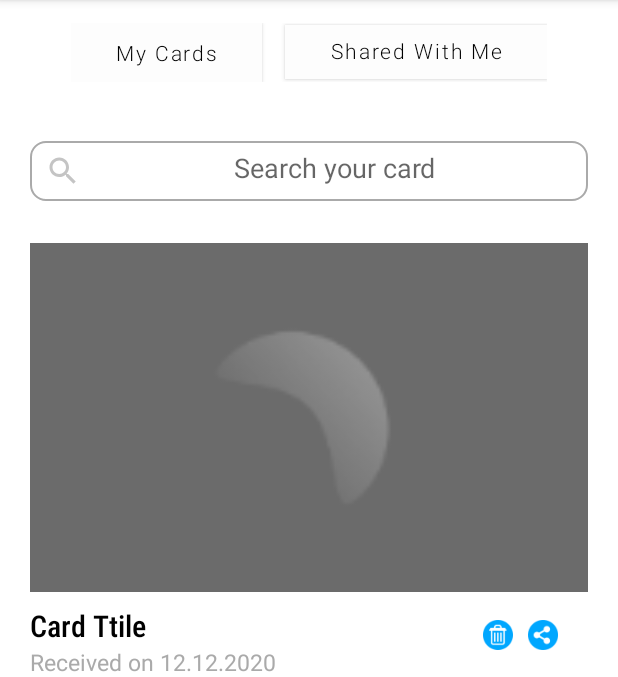
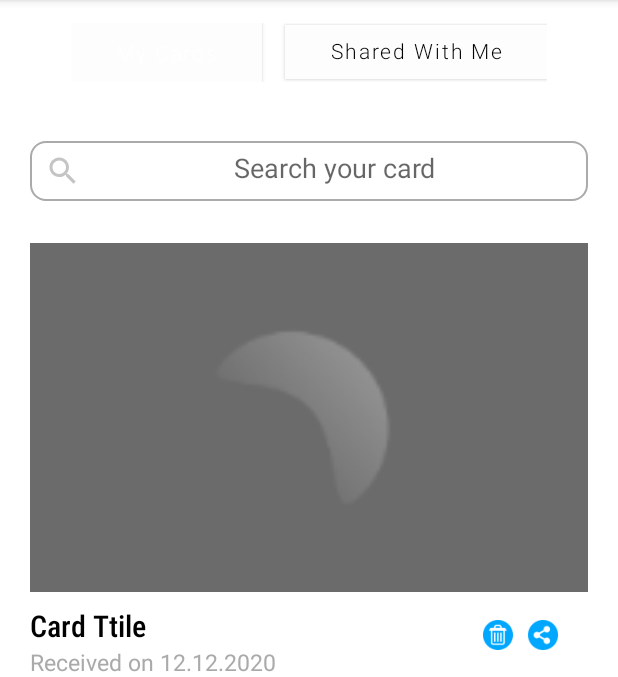
Before and after one commit to vkmbca29/Eviz, an Android app: the DashBoardActivity screen opened directly, with no data from a screen before it, after a tap on "My Cards", on a phone screen of 412 x 824 dp, the part 84-761 px from its top. Run offline under Robolectric (Android 15) with nearby library versions, the phone set to English and light mode, and no system bars.

Commit message:
dashboard changes

```diff
--- a/app/build.gradle
+++ b/app/build.gradle
@@ -38,13 +38,11 @@ android {
 dependencies {
     implementation fileTree(dir: "libs", include: ["*.jar"])
     implementation "org.jetbrains.kotlin:kotlin-stdlib:$kotlin_version"
-
-
-    //Android Support
+    implementation 'androidx.core:core-ktx:1.3.1'
     implementation 'androidx.appcompat:appcompat:1.1.0'
     implementation 'androidx.recyclerview:recyclerview:1.0.0'
     implementation 'androidx.constraintlayout:constraintlayout:1.1.3'
-    implementation 'com.google.android.material:material:1.0.0'
+    implementation 'com.google.android.material:material:1.1.0'
 
     //Data Binding
     implementation 'androidx.legacy:legacy-support-v4:1.0.0'
--- a/app/src/main/AndroidManifest.xml
+++ b/app/src/main/AndroidManifest.xml
@@ -17,10 +17,7 @@
             android:name=".dashboard.DashBoardActivity"
             android:label="@string/title_activity_dash_board"
             android:theme="@style/AppTheme.NoActionBar"/>
-        <activity
-            android:name=".login.ui.MainActivity"
-            android:label="@string/title_activity_main"
-            android:theme="@style/AppTheme" />
+
         <activity android:name=".login.ui.LoginActivity">
             <intent-filter>
                 <action android:name="android.intent.action.MAIN" />
--- a/app/src/main/java/com/sanekt/eviz/dashboard/DashBoardActivity.kt
+++ b/app/src/main/java/com/sanekt/eviz/dashboard/DashBoardActivity.kt
@@ -1,6 +1,9 @@
 package com.sanekt.eviz.dashboard
 
 import android.content.Intent
+import android.graphics.BlendMode
+import android.graphics.BlendModeColorFilter
+import android.graphics.Color
 import android.os.Bundle
 import android.widget.Toast
 import androidx.appcompat.app.AppCompatActivity
@@ -15,7 +18,7 @@ import com.sanekt.eviz.dashboard.model.DashboardModel
 import kotlinx.android.synthetic.main.content_dash_board.*
 
 
-class DashBoardActivity : AppCompatActivity(),MyCardListAdapter.ItemclickListener{
+class DashBoardActivity : AppCompatActivity(), MyCardListAdapter.ItemclickListener {
 
     override fun onCreate(savedInstanceState: Bundle?) {
         super.onCreate(savedInstanceState)
@@ -29,7 +32,7 @@ class DashBoardActivity : AppCompatActivity(),MyCardListAdapter.ItemclickListene
             LinearLayoutManager(applicationContext)
         MyCardList.layoutManager = mLayoutManager
         MyCardList.itemAnimator = DefaultItemAnimator()
-        MyCardList.addItemDecoration(DividerItemDecoration(this,LinearLayoutManager.VERTICAL))
+        MyCardList.addItemDecoration(DividerItemDecoration(this, LinearLayoutManager.VERTICAL))
         val dashBoardModelList = ArrayList<DashboardModel>()
         dashBoardModelList.add(DashboardModel("titel", "sybtitle", "url", "icon", "daterecieved"))
         dashBoardModelList.add(DashboardModel("titel", "sybtitle", "url", "icon", "daterecieved"))
@@ -42,7 +45,7 @@ class DashBoardActivity : AppCompatActivity(),MyCardListAdapter.ItemclickListene
         dashBoardModelList.add(DashboardModel("titel", "sybtitle", "url", "icon", "daterecieved"))
         dashBoardModelList.add(DashboardModel("titel", "sybtitle", "url", "icon", "daterecieved"))
         dashBoardModelList.add(DashboardModel("titel", "sybtitle", "url", "icon", "daterecieved"))
-        val adapter = MyCardListAdapter(dashBoardModelList,this)
+        val adapter = MyCardListAdapter(dashBoardModelList, this)
         MyCardList.adapter = adapter
 
 
@@ -50,25 +53,38 @@ class DashBoardActivity : AppCompatActivity(),MyCardListAdapter.ItemclickListene
 
     override fun onStart() {
         super.onStart()
-        SharedCardButton.setBackgroundColor(ContextCompat.getColor(this,R.color.colorPrimaryDark))
-        MyCardButton.setBackgroundColor(ContextCompat.getColor(this,R.color.colorPrimaryDark))
+        SharedCardButton.setBackgroundColor(ContextCompat.getColor(this, R.color.colorPrimaryDark))
+        MyCardButton.setBackgroundColor(ContextCompat.getColor(this, R.color.colorPrimaryDark))
+        MyCardButton.setTextColor(ContextCompat.getColor(this, R.color.black))
+        SharedCardButton.setTextColor(ContextCompat.getColor(this, R.color.black))
+
         setonClickListner()
     }
 
     private fun setonClickListner() {
         MyCardButton.setOnClickListener {
-            Toast.makeText(this,"card button clicked",Toast.LENGTH_SHORT).show()
-            SharedCardButton.setBackgroundColor(ContextCompat.getColor(this,R.color.colorPrimaryDark))
-            MyCardButton.setBackgroundColor(ContextCompat.getColor(this,R.color.blue))
+            Toast.makeText(this, "card button clicked", Toast.LENGTH_SHORT).show()
+            SharedCardButton.setBackgroundColor(
+                ContextCompat.getColor(
+                    this,
+                    R.color.colorPrimaryDark
+                )
+            )
+            SharedCardButton.setTextColor(ContextCompat.getColor(this, R.color.black))
+            MyCardButton.setBackgroundColor(ContextCompat.getColor(this, R.color.blue))
+            MyCardButton.setTextColor(ContextCompat.getColor(this, R.color.white))
         }
         SharedCardButton.setOnClickListener {
-            Toast.makeText(this,"shared button clicked",Toast.LENGTH_SHORT).show()
-            MyCardButton.setBackgroundColor(ContextCompat.getColor(this,R.color.colorPrimaryDark))
-            SharedCardButton.setBackgroundColor(ContextCompat.getColor(this,R.color.blue))
+            Toast.makeText(this, "shared button clicked", Toast.LENGTH_SHORT).show()
+            MyCardButton.setBackgroundColor(ContextCompat.getColor(this, R.color.colorPrimaryDark))
+            SharedCardButton.setBackgroundColor(ContextCompat.getColor(this, R.color.blue))
+            SharedCardButton.setTextColor(ContextCompat.getColor(this, R.color.white))
+            MyCardButton.setTextColor(ContextCompat.getColor(this, R.color.black))
+
         }
         create_new.setOnClickListener {
 //            Toast.makeText(this,"create new cards",Toast.LENGTH_SHORT).show()
-            val sendIntent = Intent(this,MainActivity::class.java)
+            val sendIntent = Intent(this, MainActivity::class.java)
             startActivity(sendIntent)
         }
 
--- a/app/src/main/res/drawable/rounded_btn.xml
+++ b/app/src/main/res/drawable/rounded_btn.xml
@@ -1,5 +1,7 @@
-<shape  xmlns:android="http://schemas.android.com/apk/res/android" android:shape="rectangle">
-    <solid android:color="@android:color/white"/>
+<shape  xmlns:android="http://schemas.android.com/apk/res/android"
+    android:shape="rectangle">
+    <solid android:color="@android:color/white" />
+
     <stroke
         android:width="1dp"
         android:color="@android:color/darker_gray" />
--- a/app/src/main/res/layout/content_dash_board.xml
+++ b/app/src/main/res/layout/content_dash_board.xml
@@ -26,7 +26,6 @@
             android:layout_height="wrap_content"
             android:layout_gravity="center_vertical|center_horizontal"
             android:background="@drawable/rounded_btn"
-            android:backgroundTint="@color/colorPrimaryDark"
             android:fontFamily="sans-serif-light"
             android:minHeight="30dp"
             android:paddingStart="30dp"
@@ -42,7 +41,6 @@
             android:layout_gravity="center_vertical|center_horizontal"
             android:layout_marginStart="15dp"
             android:background="@drawable/rounded_btn"
-            android:backgroundTint="@color/colorPrimaryDark"
             android:fontFamily="sans-serif-light"
             android:includeFontPadding="false"
             android:minHeight="30dp"
--- a/app/src/main/res/values/colors.xml
+++ b/app/src/main/res/values/colors.xml
@@ -6,4 +6,5 @@
     <color name="blue">#007BFF</color>
     <color name="white">#ffffff</color>
     <color name="border">#00a7FF</color>
+    <color name="black">#000000</color>
 </resources>
--- a/app/src/main/res/values/dimens.xml
+++ b/app/src/main/res/values/dimens.xml
@@ -5,4 +5,5 @@
     <dimen name="activity_vertical_margin">16dp</dimen>
     <dimen name="recyclerview_horizontal_spacing">10dp</dimen>
     <dimen name="recyclerview_vertical_spacing">10dp</dimen>
+
 </resources>
--- a/app/src/main/res/values/styles.xml
+++ b/app/src/main/res/values/styles.xml
@@ -13,7 +13,7 @@
     <style name="AppTheme.NoActionBar" parent="Theme.MaterialComponents.Light">>
         <item name="colorPrimary">@color/colorPrimary</item>
         <item name="colorPrimaryDark">@color/colorPrimaryDark</item>
-        <item name="colorAccent">@color/colorAccent</item>
+        <item name="colorAccent">@color/colorPrimaryDark</item>
         <item name="windowActionBar">false</item>
         <item name="windowNoTitle">true</item>
     </style>
```
Also changed, not shown: app/src/main/res/layout/activity_main.xml (added, +102 -0 lines).
